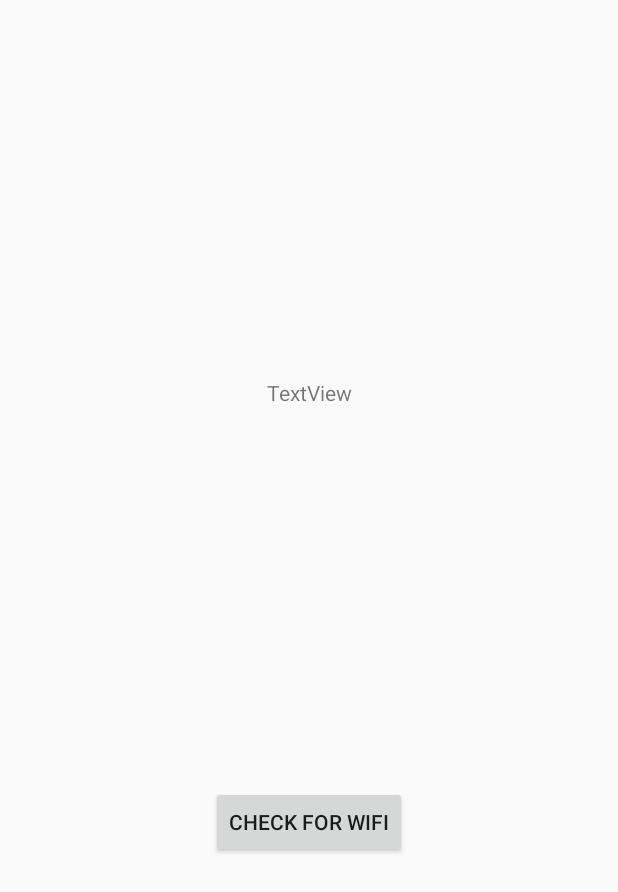
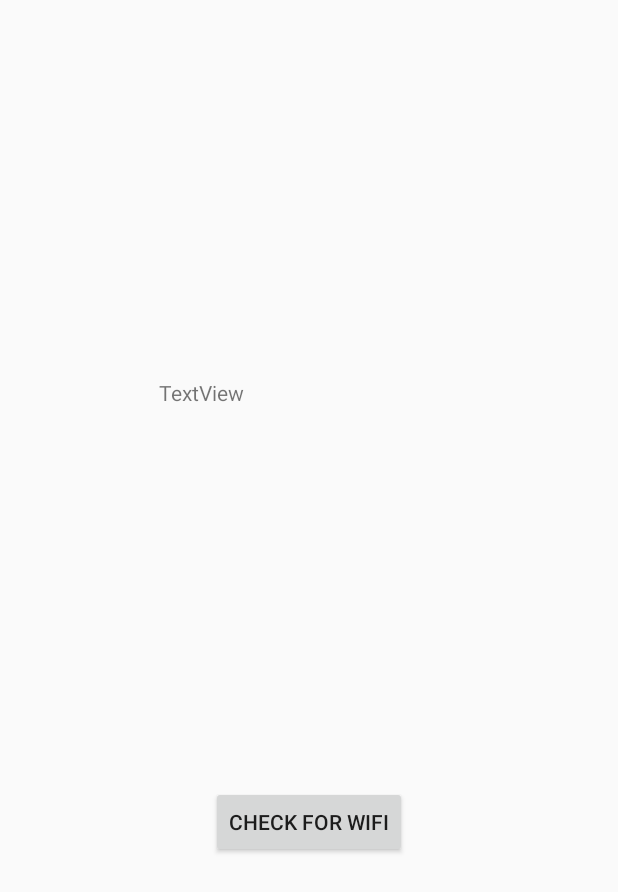
Before and after one commit to MickeyGT/Mobile-Computing---A4S2, an Android app: the layout activity_wifi_notification.xml on its own in the app's theme, with its tools: preview values and no code run, on a phone screen of 412 x 824 dp. Shown: the top 892 px of the screen. Run offline under Robolectric (Android 15) with nearby library versions, the phone set to English and light mode, and no system bars.

```diff
--- a/MC/app/src/main/AndroidManifest.xml
+++ b/MC/app/src/main/AndroidManifest.xml
@@ -32,6 +32,10 @@
              sign the APK for publishing.
              You can define the keys for the debug and release targets in src/debug/ and src/release/.
         -->
+        <uses-library
+            android:name="org.apache.http.legacy"
+            android:required="false" />
+
         <meta-data
             android:name="com.google.android.geo.API_KEY"
             android:value="@string/google_maps_key" />
--- a/MC/app/src/main/java/com/example/mc/MapsActivity.java
+++ b/MC/app/src/main/java/com/example/mc/MapsActivity.java
@@ -39,8 +39,8 @@ public class MapsActivity extends FragmentActivity implements OnMapReadyCallback
         mMap = googleMap;
 
         // Add a marker in Sydney and move the camera
-        LatLng sydney = new LatLng(-34, 151);
-        mMap.addMarker(new MarkerOptions().position(sydney).title("Marker in Sydney"));
-        mMap.moveCamera(CameraUpdateFactory.newLatLng(sydney));
+        LatLng facultate = new LatLng(44.308912, 23.834812);
+        mMap.addMarker(new MarkerOptions().position(facultate).title("Magnifica noastra facultate."));
+        mMap.moveCamera(CameraUpdateFactory.newLatLng(facultate));
     }
 }
--- a/MC/app/src/main/res/layout/activity_wifi_notification.xml
+++ b/MC/app/src/main/res/layout/activity_wifi_notification.xml
@@ -8,7 +8,7 @@
 
     <TextView
         android:id="@+id/wifiNotificationText"
-        android:layout_width="wrap_content"
+        android:layout_width="200dp"
         android:layout_height="wrap_content"
         android:text="TextView"
         app:layout_constraintBottom_toTopOf="@+id/checkButton"
```
